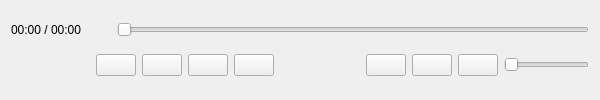
Above: playercontrols.ui from Monchito5/Legendary-Music-Player before the change. Below: the same form after it.
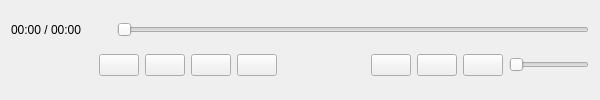
That is the form after the change. Icons and pictures are not drawn.

Patch:
```diff
--- a/playercontrols.ui
+++ b/playercontrols.ui
@@ -59,6 +59,23 @@
        </property>
       </spacer>
      </item>
+     <item>
+      <widget class="QPushButton" name="stopButton">
+       <property name="text">
+        <string/>
+       </property>
+       <property name="icon">
+        <iconset resource="resources.qrc">
+         <normaloff>:/icons/stop.png</normaloff>:/icons/stop.png</iconset>
+       </property>
+       <property name="iconSize">
+        <size>
+         <width>24</width>
+         <height>24</height>
+        </size>
+       </property>
+      </widget>
+     </item>
      <item>
       <widget class="QPushButton" name="previousButton">
        <property name="text">
@@ -93,23 +110,6 @@
        </property>
       </widget>
      </item>
-     <item>
-      <widget class="QPushButton" name="stopButton">
-       <property name="text">
-        <string/>
-       </property>
-       <property name="icon">
-        <iconset resource="resources.qrc">
-         <normaloff>:/icons/stop.png</normaloff>:/icons/stop.png</iconset>
-       </property>
-       <property name="iconSize">
-        <size>
-         <width>24</width>
-         <height>24</height>
-        </size>
-       </property>
-      </widget>
-     </item>
      <item>
       <widget class="QPushButton" name="nextButton">
        <property name="text">
@@ -184,10 +184,22 @@
      </item>
      <item>
       <widget class="QSlider" name="volumeSlider">
+       <property name="sizePolicy">
+        <sizepolicy hsizetype="Expanding" vsizetype="Fixed">
+         <horstretch>0</horstretch>
+         <verstretch>0</verstretch>
+        </sizepolicy>
+       </property>
+       <property name="minimumSize">
+        <size>
+         <width>80</width>
+         <height>20</height>
+        </size>
+       </property>
        <property name="maximumSize">
         <size>
-         <width>100</width>
-         <height>16777215</height>
+         <width>80</width>
+         <height>20</height>
         </size>
        </property>
        <property name="maximum">
```
Left out of the diff: 8 changed lines with no effect on the pictures.
